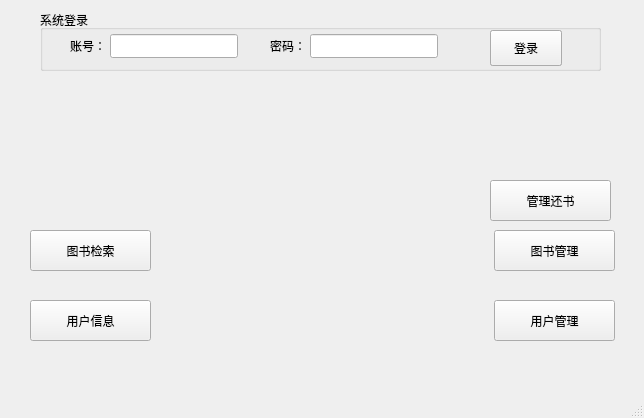
liangzhenduo/Library, file src/mainwindow.ui: the form before one commit.
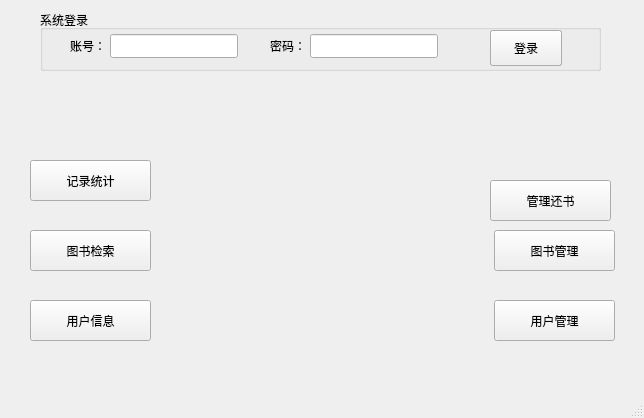
The form after the commit. Icons and pictures are not drawn.

```diff
--- a/src/mainwindow.ui
+++ b/src/mainwindow.ui
@@ -233,6 +233,19 @@
      <string>注销</string>
     </property>
    </widget>
+   <widget class="QPushButton" name="main_ranklist_Button">
+    <property name="geometry">
+     <rect>
+      <x>30</x>
+      <y>160</y>
+      <width>121</width>
+      <height>41</height>
+     </rect>
+    </property>
+    <property name="text">
+     <string>记录统计</string>
+    </property>
+   </widget>
    <zorder>label_logo</zorder>
    <zorder>main_user_status_label</zorder>
    <zorder>main_userinfo_Button</zorder>
```
Left out of the diff: 1 changed line with no effect on the pictures.
